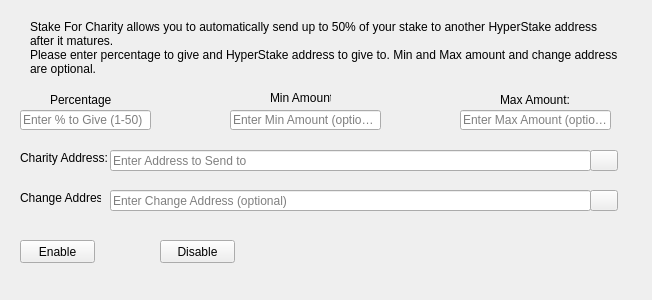
First picture: the form in src/qt/forms/charitydialog.ui, repository davidlatapie/HyperStake, before the edit.
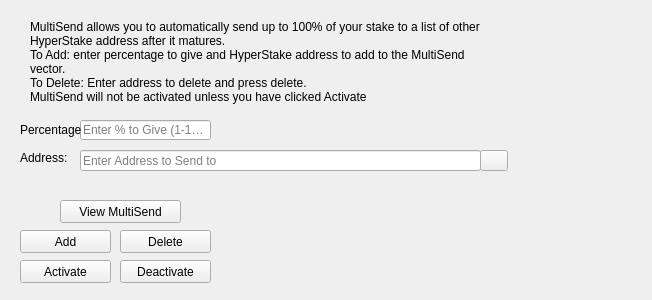
Second picture: the form after the edit. Icons and pictures are not drawn.

Commit message: MultiSend GUI part II

```diff
--- a/src/qt/forms/charitydialog.ui
+++ b/src/qt/forms/charitydialog.ui
@@ -19,8 +19,8 @@
   <widget class="QLineEdit" name="charityPercentEdit">
    <property name="geometry">
     <rect>
-     <x>20</x>
-     <y>110</y>
+     <x>80</x>
+     <y>120</y>
      <width>131</width>
      <height>20</height>
     </rect>
@@ -29,15 +29,15 @@
     <string>Enter whole numbers 1 - 50</string>
    </property>
    <property name="placeholderText">
-    <string>Enter % to Give (1-50)</string>
+    <string>Enter % to Give (1-100)</string>
    </property>
   </widget>
   <widget class="QLineEdit" name="charityAddressEdit">
    <property name="geometry">
     <rect>
-     <x>110</x>
+     <x>80</x>
      <y>150</y>
-     <width>481</width>
+     <width>401</width>
      <height>21</height>
     </rect>
    </property>
@@ -53,16 +53,18 @@
     <rect>
      <x>30</x>
      <y>20</y>
-     <width>591</width>
-     <height>61</height>
+     <width>451</width>
+     <height>91</height>
     </rect>
    </property>
    <property name="lineWidth">
     <number>1</number>
    </property>
    <property name="text">
-    <string>Stake For Charity allows you to automatically send up to 50% of your stake to another HyperStake address after it matures.
-Please enter percentage to give and HyperStake address to give to. Min and Max amount and change address are optional.</string>
+    <string>MultiSend allows you to automatically send up to 100% of your stake to a list of other HyperStake address after it matures.
+To Add: enter percentage to give and HyperStake address to add to the MultiSend vector. 
+To Delete: Enter address to delete and press delete.
+MultiSend will not be activated unless you have clicked Activate</string>
    </property>
    <property name="alignment">
     <set>Qt::AlignLeading|Qt::AlignLeft|Qt::AlignTop</set>
@@ -71,48 +73,13 @@
     <bool>true</bool>
    </property>
   </widget>
-  <widget class="QLineEdit" name="charityMinEdit">
-   <property name="geometry">
-    <rect>
-     <x>230</x>
-     <y>110</y>
-     <width>151</width>
-     <height>20</height>
-    </rect>
-   </property>
-   <property name="toolTip">
-    <string/>
-   </property>
-   <property name="placeholderText">
-    <string>Enter Min Amount (optional)</string>
-   </property>
-  </widget>
-  <widget class="QLineEdit" name="charityMaxEdit">
-   <property name="geometry">
-    <rect>
-     <x>460</x>
-     <y>110</y>
-     <width>151</width>
-     <height>20</height>
-    </rect>
-   </property>
-   <property name="toolTip">
-    <string/>
-   </property>
-   <property name="text">
-    <string/>
-   </property>
-   <property name="placeholderText">
-    <string>Enter Max Amount (optional)</string>
-   </property>
-  </widget>
   <widget class="QLabel" name="message">
    <property name="geometry">
     <rect>
-     <x>330</x>
-     <y>220</y>
-     <width>291</width>
-     <height>61</height>
+     <x>240</x>
+     <y>200</y>
+     <width>381</width>
+     <height>91</height>
     </rect>
    </property>
    <property name="text">
@@ -123,8 +90,8 @@
    <property name="geometry">
     <rect>
      <x>20</x>
-     <y>240</y>
-     <width>75</width>
+     <y>230</y>
+     <width>91</width>
      <height>23</height>
     </rect>
    </property>
@@ -135,15 +102,15 @@
     <string>Check and turn on Stake For Charity</string>
    </property>
    <property name="text">
-    <string>Enable</string>
+    <string>Add</string>
    </property>
   </widget>
   <widget class="QPushButton" name="disableButton">
    <property name="geometry">
     <rect>
-     <x>160</x>
-     <y>240</y>
-     <width>75</width>
+     <x>120</x>
+     <y>260</y>
+     <width>91</width>
      <height>23</height>
     </rect>
    </property>
@@ -151,13 +118,13 @@
     <string>Turn off Stake For Charity</string>
    </property>
    <property name="text">
-    <string>Disable</string>
+    <string>Deactivate</string>
    </property>
   </widget>
   <widget class="QPushButton" name="addressBookButton">
    <property name="geometry">
     <rect>
-     <x>590</x>
+     <x>480</x>
      <y>150</y>
      <width>28</width>
      <height>21</height>
@@ -180,53 +147,11 @@
     <bool>false</bool>
    </property>
   </widget>
-  <widget class="QLineEdit" name="charityChangeAddressEdit">
-   <property name="geometry">
-    <rect>
-     <x>110</x>
-     <y>190</y>
-     <width>481</width>
-     <height>21</height>
-    </rect>
-   </property>
-   <property name="toolTip">
-    <string>Change address must be owned by you</string>
-   </property>
-   <property name="placeholderText">
-    <string>Enter Change Address (optional)</string>
-   </property>
-  </widget>
-  <widget class="QPushButton" name="changeAddressBookButton">
-   <property name="geometry">
-    <rect>
-     <x>590</x>
-     <y>190</y>
-     <width>28</width>
-     <height>21</height>
-    </rect>
-   </property>
-   <property name="toolTip">
-    <string>Choose an address from the address book</string>
-   </property>
-   <property name="text">
-    <string/>
-   </property>
-   <property name="icon">
-    <iconset resource="../bitcoin.qrc">
-     <normaloff>:/icons/address-book</normaloff>:/icons/address-book</iconset>
-   </property>
-   <property name="shortcut">
-    <string>Alt+A</string>
-   </property>
-   <property name="autoDefault">
-    <bool>false</bool>
-   </property>
-  </widget>
   <widget class="QLabel" name="label">
    <property name="geometry">
     <rect>
-     <x>50</x>
-     <y>90</y>
+     <x>20</x>
+     <y>120</y>
      <width>61</width>
      <height>20</height>
     </rect>
@@ -238,38 +163,6 @@
     <string>Percentage:</string>
    </property>
   </widget>
-  <widget class="QLabel" name="label_3">
-   <property name="geometry">
-    <rect>
-     <x>270</x>
-     <y>90</y>
-     <width>61</width>
-     <height>16</height>
-    </rect>
-   </property>
-   <property name="toolTip">
-    <string>Min amount to send</string>
-   </property>
-   <property name="text">
-    <string>Min Amount:</string>
-   </property>
-  </widget>
-  <widget class="QLabel" name="label_4">
-   <property name="geometry">
-    <rect>
-     <x>500</x>
-     <y>90</y>
-     <width>71</width>
-     <height>20</height>
-    </rect>
-   </property>
-   <property name="toolTip">
-    <string>Max amount to send</string>
-   </property>
-   <property name="text">
-    <string>Max Amount:</string>
-   </property>
-  </widget>
   <widget class="QLabel" name="label_5">
    <property name="geometry">
     <rect>
@@ -283,23 +176,58 @@
     <string>Address to send portion of stake to</string>
    </property>
    <property name="text">
-    <string>Charity Address:</string>
+    <string>Address:</string>
    </property>
   </widget>
-  <widget class="QLabel" name="label_6">
+  <widget class="QPushButton" name="deleteButton">
+   <property name="geometry">
+    <rect>
+     <x>120</x>
+     <y>230</y>
+     <width>91</width>
+     <height>23</height>
+    </rect>
+   </property>
+   <property name="toolTip">
+    <string/>
+   </property>
+   <property name="statusTip">
+    <string>Delete Address From MultiSend Vector</string>
+   </property>
+   <property name="text">
+    <string>Delete</string>
+   </property>
+  </widget>
+  <widget class="QPushButton" name="activateButton">
    <property name="geometry">
     <rect>
      <x>20</x>
-     <y>190</y>
-     <width>81</width>
-     <height>16</height>
+     <y>260</y>
+     <width>91</width>
+     <height>23</height>
+    </rect>
+   </property>
+   <property name="statusTip">
+    <string>Activate MultiSend</string>
+   </property>
+   <property name="text">
+    <string>Activate</string>
+   </property>
+  </widget>
+  <widget class="QPushButton" name="viewButton">
+   <property name="geometry">
+    <rect>
+     <x>60</x>
+     <y>200</y>
+     <width>121</width>
+     <height>23</height>
     </rect>
    </property>
    <property name="toolTip">
     <string>The amount left over returned to you</string>
    </property>
    <property name="text">
-    <string>Change Address:</string>
+    <string>View MultiSend</string>
    </property>
   </widget>
  </widget>
```
Left out of the diff: 13 changed lines with no effect on the pictures. The commit also changes 3 other files.
